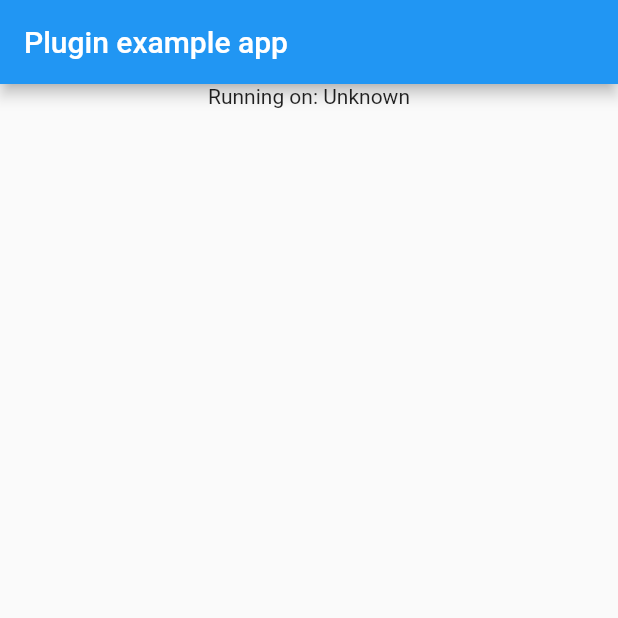
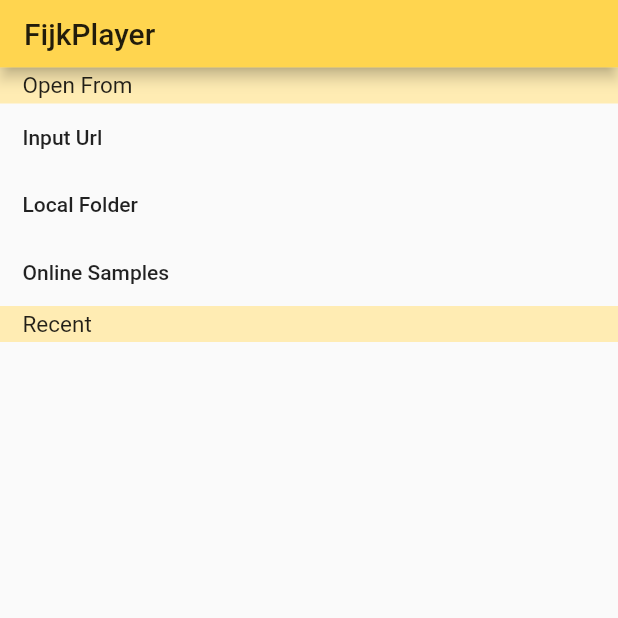
Before and after one commit to befovy/fijkplayer, a Flutter app: the screen it shows after launch, on a phone screen of 412 x 824 dp, the top half of it. Run offline on Flutter 3.47's test engine with Material 2 defaults, Android fonts, the phone set to English and light mode, and no system bars; our stand-ins replace streaming_shared_preferences.

Commit message:
iOS flutter texture, obtain pixel buffer from player add usable fijkplayer demo.

```diff
--- /dev/null
+++ b/example/lib/app_bar.dart
@@ -0,0 +1,39 @@
+import 'package:flutter/material.dart';
+
+class SettingMenu extends StatelessWidget {
+  @override
+  Widget build(BuildContext context) {
+    return IconButton(
+      // action button
+      icon: Icon(Icons.settings),
+      onPressed: () {
+        debugPrint("Click Menu Setting");
+      },
+    );
+  }
+}
+
+class FijkAppBar extends StatelessWidget implements PreferredSizeWidget {
+  FijkAppBar({Key key, @required this.title, this.actions}) : super(key: key);
+
+  final String title;
+  final List<Widget> actions;
+
+  FijkAppBar.defaultSetting({Key key, @required this.title}) : actions = null;
+  // todo settings page
+  //: actions=<Widget>[SettingMenu()];
+
+  @override
+  Widget build(BuildContext context) {
+    return PreferredSize(
+      child: AppBar(
+        title: Text(this.title),
+        actions: this.actions,
+      ),
+      preferredSize: preferredSize,
+    );
+  }
+
+  @override
+  Size get preferredSize => Size.fromHeight(45.0);
+}
--- /dev/null
+++ b/example/lib/home_page.dart
@@ -0,0 +1,97 @@
+import 'package:flutter/material.dart';
+
+import 'app_bar.dart';
+import 'input_url.dart';
+import 'recent_list.dart';
+
+class HomeItem extends StatelessWidget {
+  HomeItem({
+    @required this.onPressed,
+    @required this.text,
+  });
+
+  final String text;
+  final VoidCallback onPressed;
+
+  @override
+  Widget build(BuildContext context) {
+    return ButtonTheme(
+      height: 45,
+      child: FlatButton(
+          materialTapTargetSize: MaterialTapTargetSize.shrinkWrap,
+          padding: EdgeInsets.all(0),
+          onPressed: this.onPressed,
+          child: Container(
+            width: double.infinity,
+            padding: EdgeInsets.only(left: 15, right: 15),
+            child: Text(this.text),
+          )),
+    );
+  }
+}
+
+class HomeScreen extends StatelessWidget {
+  final RecentMediaList list = RecentMediaList();
+
+  @override
+  Widget build(BuildContext context) {
+    return Scaffold(
+      appBar: FijkAppBar.defaultSetting(
+        title: "FijkPlayer",
+      ),
+      body: Builder(
+        builder: (ctx) => Column(
+          crossAxisAlignment: CrossAxisAlignment.stretch,
+          children: <Widget>[
+            Container(
+              color: Theme.of(context).primaryColorLight,
+              padding: EdgeInsets.only(left: 15, top: 3, bottom: 3, right: 15),
+              child: Text(
+                "Open From",
+                style: TextStyle(fontSize: 15),
+              ),
+            ),
+            HomeItem(
+              onPressed: () {
+                Navigator.push(context,
+                    MaterialPageRoute(builder: (context) => InputScreen()));
+              },
+              text: "Input Url",
+            ),
+            HomeItem(
+              onPressed: () {
+                displaySnackBar(ctx);
+              },
+              text: "Local Folder",
+            ),
+            HomeItem(
+              onPressed: () {
+                Navigator.push(context,
+                    MaterialPageRoute(builder: (context) => SamplesScreen()));
+              },
+              text: "Online Samples",
+            ),
+            Container(
+              color: Theme.of(context).primaryColorLight,
+              padding: EdgeInsets.only(left: 15, top: 3, bottom: 3, right: 15),
+              child: Text(
+                "Recent",
+                style: TextStyle(fontSize: 15),
+              ),
+            ),
+            Expanded(
+              child: list,
+            ),
+          ],
+        ),
+      ),
+    );
+  }
+}
+
+void displaySnackBar(BuildContext context) {
+  Scaffold.of(context).showSnackBar(SnackBar(
+    duration: Duration(seconds: 1),
+    content: Text('Not implemented, pull request is welcome 👏👏🍺🍺'),
+  ));
+}
--- a/example/lib/main.dart
+++ b/example/lib/main.dart
@@ -1,75 +1,21 @@
-import 'dart:async';
+import 'package:flutter/material.dart';
 
-import 'package:fijkplayer/fijkplugin.dart';
-import 'package:fijkplayer/fijkplayer.dart';
-import 'package:fijkplayer/fijkview.dart';
-import 'package:flutter/material.dart';
-import 'package:flutter/services.dart';
-
+import 'home_page.dart';
 
 void main() => runApp(MyApp());
 
-class MyApp extends StatefulWidget {
-  @override
-  _MyAppState createState() => _MyAppState();
-}
-
-class _MyAppState extends State<MyApp> {
-  String _platformVersion = 'Unknown';
-
-  FijkPlayer _player;
-
-  @override
-  void initState() {
-    super.initState();
-    initPlatformState();
-  }
-
-  // Platform messages are asynchronous, so we initialize in an async method.
-  Future<void> initPlatformState() async {
-    String platformVersion;
-    // Platform messages may fail, so we use a try/catch PlatformException.
-    try {
-      platformVersion = await FijkPlugin.platformVersion;
-    } on PlatformException {
-      platformVersion = 'Failed to get platform version.';
-    }
-
-    FijkPlayer player = FijkPlayer();
-    await player.setDataSource(
-        DateSourceType.network, "http://ivi.bupt.edu.cn/hls/cctv1.m3u8");
-    await player.prepareAsync();
-    await player.start();
-    // If the widget was removed from the tree while the asynchronous platform
-    // message was in flight, we want to discard the reply rather than calling
-    // setState to update our non-existent appearance.
-    if (!mounted) return;
-
-    setState(() {
-      _platformVersion = platformVersion;
-      _player = player;
-    });
-  }
-
+class MyApp extends StatelessWidget {
   @override
   Widget build(BuildContext context) {
-    return MaterialApp(
-      home: Scaffold(
-        appBar: AppBar(
-          title: const Text('Plugin example app'),
-        ),
-        body: Center(
-            child: Column(
-          children: <Widget>[
-            Text('Running on: $_platformVersion\n'),
-            _player == null
-                ? Container(
-                    color: Color.fromRGBO(200, 200, 200, 0.5),
-                  )
-                : FijkView(_player),
-          ],
-        )),
+    return new MaterialApp(
+      theme: ThemeData(
+        primaryColor: Color(0xFFffd54f),
+        primaryColorDark: Color(0xFFffc107),
+        primaryColorLight: Color(0xFFffecb3),
+        accentColor: Color(0xFFFFC107),
+        dividerColor: Color(0xFFBDBDBD),
       ),
+      home: HomeScreen(),
     );
   }
 }
--- /dev/null
+++ b/example/lib/media_item.dart
@@ -0,0 +1,74 @@
+import 'package:flutter/material.dart';
+
+import 'video_page.dart';
+
+@immutable
+class MediaUrl {
+  const MediaUrl({@required this.url, this.title});
+
+  final String title;
+  final String url;
+
+  MediaUrl.fromJson(Map<String, dynamic> json)
+      : title = json['title'],
+        url = json['url'];
+
+  Map<String, dynamic> toJson() => {
+        'title': title,
+        'url': url,
+      };
+
+  @override
+  bool operator ==(Object other) =>
+      identical(this, other) ||
+      other is MediaUrl &&
+          runtimeType == other.runtimeType &&
+          title == other.title &&
+          url == other.url;
+
+  @override
+  int get hashCode => title.hashCode ^ url.hashCode;
+}
+
+class MediaItem extends StatelessWidget {
+  MediaItem({
+    @required this.mediaUrl,
+  });
+
+  final MediaUrl mediaUrl;
+
+  @override
+  Widget build(BuildContext context) {
+    return ButtonTheme(
+//      height: mediaUrl.title == null ? 50 : 60,
+
+      child: FlatButton(
+          materialTapTargetSize: MaterialTapTargetSize.shrinkWrap,
+          padding: EdgeInsets.all(0),
+          onPressed: () {
+            Navigator.push(
+                context,
+                MaterialPageRoute(
+                    builder: (context) => VideoScreen(url: mediaUrl.url)));
+          },
+          child: Container(
+              width: double.infinity,
+              padding:
+                  EdgeInsets.only(left: 15, right: 15, top: 10, bottom: 10),
+              child: Column(
+                crossAxisAlignment: CrossAxisAlignment.stretch,
+                children: <Widget>[
+                  if (mediaUrl.title != null)
+                    Text(
+                      mediaUrl.title,
+                      style: TextStyle(fontSize: 15),
+                    ),
+                  Text(
+                    mediaUrl.url,
+                    style: TextStyle(fontSize: 13),
+                  ),
+                ],
+              ))),
+    );
+  }
+}
--- /dev/null
+++ b/example/lib/recent_list.dart
@@ -0,0 +1,162 @@
+import 'package:flutter/material.dart';
+import 'package:streaming_shared_preferences/streaming_shared_preferences.dart';
+
+import 'app_bar.dart';
+import 'media_item.dart';
+
+const List<MediaUrl> samples = [
+  MediaUrl(
+      title: "bipbop basic master playlist",
+      url:
+          "http://devimages.apple.com.edgekey.net/streaming/examples/bipbop_4x3/bipbop_4x3_variant.m3u8"),
+  MediaUrl(
+      title: "bipbop basic 400x300 @ 232 kbps",
+      url:
+          "http://devimages.apple.com.edgekey.net/streaming/examples/bipbop_4x3/gear1/prog_index.m3u8"),
+  MediaUrl(
+      title: "bipbop basic 640x480 @ 650 kbps",
+      url:
+          "http://devimages.apple.com.edgekey.net/streaming/examples/bipbop_4x3/gear2/prog_index.m3u8"),
+  MediaUrl(
+      title: "bipbop basic 640x480 @ 1 Mbps",
+      url:
+          "http://devimages.apple.com.edgekey.net/streaming/examples/bipbop_4x3/gear3/prog_index.m3u8"),
+  MediaUrl(
+      title: "bipbop basic 960x720 @ 2 Mbps",
+      url:
+          "http://devimages.apple.com.edgekey.net/streaming/examples/bipbop_4x3/gear4/prog_index.m3u8"),
+  MediaUrl(
+      title: "bipbop basic 22.050Hz stereo @ 40 kbps",
+      url:
+          "http://devimages.apple.com.edgekey.net/streaming/examples/bipbop_4x3/gear0/prog_index.m3u8"),
+  MediaUrl(
+      title: "bipbop advanced master playlist",
+      url:
+          "http://devimages.apple.com.edgekey.net/streaming/examples/bipbop_16x9/bipbop_16x9_variant.m3u8"),
+  MediaUrl(
+      title: "bipbop advanced 416x234 @ 265 kbps",
+      url:
+          "http://devimages.apple.com.edgekey.net/streaming/examples/bipbop_16x9/gear1/prog_index.m3u8"),
+  MediaUrl(
+      title: "bipbop advanced 640x360 @ 580 kbps",
+      url:
+          "http://devimages.apple.com.edgekey.net/streaming/examples/bipbop_16x9/gear2/prog_index.m3u8"),
+  MediaUrl(
+      title: "bipbop advanced 960x540 @ 910 kbps",
+      url:
+          "http://devimages.apple.com.edgekey.net/streaming/examples/bipbop_16x9/gear3/prog_index.m3u8"),
+  MediaUrl(
+      title: "bipbop advanced 1280x720 @ 1 Mbps",
+      url:
+          "http://devimages.apple.com.edgekey.net/streaming/examples/bipbop_16x9/gear4/prog_index.m3u8"),
+  MediaUrl(
+      title: "bipbop advanced 1920x1080 @ 2 Mbps",
+      url:
+          "http://devimages.apple.com.edgekey.net/streaming/examples/bipbop_16x9/gear5/prog_index.m3u8"),
+  MediaUrl(
+      title: "bipbop advanced 22.050Hz stereo @ 40 kbps",
+      url:
+          "http://devimages.apple.com.edgekey.net/streaming/examples/bipbop_16x9/gear0/prog_index.m3u8"),
+];
+
+class SamplesScreen extends StatelessWidget {
+  @override
+  Widget build(BuildContext context) {
+    return Scaffold(
+      appBar: FijkAppBar.defaultSetting(title: "Online Samples"),
+      body: ListView.builder(
+          itemCount: samples.length,
+          itemBuilder: (BuildContext context, int index) {
+            MediaUrl mediaUrl = samples[index];
+            return MediaItem(mediaUrl: mediaUrl);
+          }),
+    );
+  }
+}
+
+class RecentMediaList extends StatefulWidget {
+  @override
+  _RecentMediaListState createState() => _RecentMediaListState();
+}
+
+class _RecentMediaListState extends State<RecentMediaList> {
+  int recentCount = 0;
+  int newestId = 0;
+  StreamingSharedPreferences prefs;
+  ScrollController _controller = ScrollController();
+
+  _RecentMediaListState() {
+    asyncSetup();
+  }
+
+  asyncSetup() async {
+    prefs = await StreamingSharedPreferences.instance;
+
+    Preference<int> counter = prefs.getInt('recent_count', defaultValue: 0);
+    counter.listen(onHistoryChanged);
+  }
+
+  onHistoryChanged(int v) {
+    int count = prefs.getInt("recent_count", defaultValue: 0).getValue();
+    int newest = prefs.getInt("recent_newest", defaultValue: 0).getValue();
+    _controller.jumpTo(0);
+    setState(() {
+      recentCount = count;
+      newestId = newest;
+    });
+  }
+
+  @override
+  Widget build(BuildContext context) {
+    return ListView.builder(
+        controller: _controller,
+        itemCount: recentCount > 20 ? 20 : recentCount,
+        itemBuilder: (BuildContext context, int index) {
+          index = ((newestId + 20) - index) % 20;
+          final key = "recentid" + index.toString();
+          MediaUrl item = prefs
+              .getCustomValue<MediaUrl>(key,
+                  defaultValue: MediaUrl(url: ""),
+                  adapter: JsonAdapter(
+                    deserializer: (value) => MediaUrl.fromJson(value),
+                  ))
+              .getValue();
+          return MediaItem(mediaUrl: item);
+        });
+  }
+}
+
+Future<void> addToHistory(MediaUrl mediaUrl) async {
+  StreamingSharedPreferences prefs = await StreamingSharedPreferences.instance;
+  int newest = prefs.getInt("recent_newest", defaultValue: 0).getValue();
+  int count = prefs.getInt("recent_count", defaultValue: 0).getValue();
+
+  if (count > 0) {
+    MediaUrl theNewest = prefs
+        .getCustomValue<MediaUrl>("recentid" + newest.toString(),
+            defaultValue: MediaUrl(url: ""),
+            adapter: JsonAdapter(
+              deserializer: (value) => MediaUrl.fromJson(value),
+            ))
+        .getValue();
+
+    if (theNewest.url != mediaUrl.url) {
+      newest = (newest + 1) % 20;
+      count += 1;
+    } else {
+      newest = -1;
+    }
+  } else {
+    count += 1;
+  }
+
+  if (newest >= 0) {
+    await prefs.setInt("recent_count", count);
+    await prefs.setInt("recent_newest", newest);
+    await prefs.setCustomValue<MediaUrl>(
+        "recentid" + newest.toString(), mediaUrl,
+        adapter: JsonAdapter(
+          deserializer: (value) => MediaUrl.fromJson(value),
+        ));
+  }
+}
--- /dev/null
+++ b/example/lib/video_page.dart
@@ -0,0 +1,48 @@
+import 'package:fijkplayer/fijkplayer.dart';
+import 'package:fijkplayer/fijkview.dart';
+import 'package:flutter/material.dart';
+
+import 'app_bar.dart';
+
+class VideoWidget extends StatefulWidget {
+  final String url;
+
+  VideoWidget({@required this.url});
+
+  @override
+  _VideoWidgetState createState() => _VideoWidgetState(url: url);
+}
+
+class _VideoWidgetState extends State<VideoWidget> {
+  final String url;
+
+  final FijkPlayer player = FijkPlayer();
+
+  _VideoWidgetState({@required this.url}) {
+    setupVideo(url);
+  }
+
+  setupVideo(String url) async {
+    await player.setDataSource(DateSourceType.network, url);
+    await player.start();
+  }
+
+  @override
+  Widget build(BuildContext context) {
+    return FijkView(this.player);
+  }
+}
+
+class VideoScreen extends StatelessWidget {
+  final String url;
+
+  VideoScreen({@required this.url});
+
+  @override
+  Widget build(BuildContext context) {
+    return Scaffold(
+      appBar: FijkAppBar.defaultSetting(title: "Video"),
+      body: VideoWidget(url: this.url),
+    );
+  }
+}
--- a/example/pubspec.yaml
+++ b/example/pubspec.yaml
@@ -3,11 +3,13 @@
 publish_to: 'none'
 
 environment:
-  sdk: ">=2.1.0 <3.0.0"
+  sdk: ">=2.2.2 <3.0.0"
 
 dependencies:
   flutter:
     sdk: flutter
+
+  streaming_shared_preferences: ^1.0.1
 
   # The following adds the Cupertino Icons font to your application.
   # Use with the CupertinoIcons class for iOS style icons.
--- a/lib/fijkplayer.dart
+++ b/lib/fijkplayer.dart
@@ -1,4 +1,8 @@
 import 'dart:async';
+
+import 'package:flutter/foundation.dart';
+import 'package:flutter/painting.dart';
+import 'package:flutter/rendering.dart';
 import 'package:flutter/services.dart';
 
 import 'fijkplugin.dart';
@@ -26,7 +30,6 @@
 ///
 /// Todo, make a picture which can show the state change
 enum FijkState {
-
   /// setDataSource  -> [INITIALIZED]
   ///
   /// reset          -> self
@@ -63,7 +66,6 @@
   /// release        -> [END]
   PREPARED,
 
-
   /// start          -> self
   ///
   /// pause          -> [PAUSED]
@@ -90,7 +92,6 @@
   /// release        -> [END]
   PAUSED,
 
-
   /// start          -> [STARTED] (from beginning)
   ///
   /// pause          -> self
@@ -111,18 +112,37 @@
   /// release        -> [END]
   STOPPED,
 
-  /// reset        -> [IDLE]
+  /// reset          -> [IDLE]
   ///
-  /// release      -> [END]
+  /// release        -> [END]
   ERROR,
 
-  /// release      -> self
+  /// release        -> self
   END
 }
 
-class FijkPlayer {
-  String dataSource;
-  DateSourceType dateSourceType;
+@immutable
+class FijkValue {
+  const FijkValue({this.width = 0, this.height = 0});
+
+  final int width;
+  final int height;
+
+  @override
+  bool operator ==(dynamic other) {
+    if (other.runtimeType != runtimeType) return false;
+
+    FijkValue typedOther = other;
+    return hashCode == typedOther.hashCode;
+  }
+
+  @override
+  int get hashCode => hashValues(width, height);
+}
+
+class FijkPlayer extends ValueNotifier<FijkValue> {
+  String _dataSource;
+  DateSourceType _dateSourceType;
 
   FijkState _fpState;
   FijkState _epState;
@@ -130,11 +150,9 @@
   MethodChannel _channel;
   StreamSubscription<dynamic> _nativeEventSubscription;
 
+  bool _startAfterSetup = false;
   bool _buffering = false;
   Duration _bufferPos = Duration();
-
-  // Duration _duration;
-  // DurationRange _bufferd;
 
   final StreamController<FijkState> _playerStateController =
       StreamController.broadcast();
@@ -145,20 +163,51 @@
   final StreamController<bool> _bufferStateController =
       StreamController.broadcast();
 
+  String get dataSource => _dataSource;
+
+  /// return the current state
   FijkState get state => _fpState;
+
+  /// retuen the current buffered position
   Duration get bufferPos => _bufferPos;
+
+  /// return true if the player is buffering
   bool get isBuffering => _buffering;
 
   Stream<FijkState> get onPlayerStateChanged => _playerStateController.stream;
+
   Stream<Duration> get onBufferPosUpdate => _bufferPosController.stream;
+
   Stream<bool> get onBufferStateUpdate => _bufferStateController.stream;
 
   final Completer<int> _nativeSetup;
 
-  FijkPlayer() : _nativeSetup = Completer() {
+  FijkPlayer()
+      : _nativeSetup = Completer(),
+        super(FijkValue()) {
     _fpState = FijkState.IDLE;
     _epState = FijkState.ERROR;
     _doNativeSetup();
+  }
+
+  Future<void> _startFromAnyState() async {
+    await _nativeSetup.future;
+
+    if (_epState == FijkState.ERROR || _epState == FijkState.STOPPED) {
+      await reset();
+    }
+    if (_epState == FijkState.IDLE) {
+      await setDataSource(_dateSourceType, _dataSource);
+    }
+    if (_epState == FijkState.INITIALIZED) {
+      await prepareAsync();
+    }
+    if (_epState == FijkState.PREPARED ||
+        _epState == FijkState.COMPLETED ||
+        _epState == FijkState.PAUSED) {
+      await start();
+    }
+    return Future.value();
   }
 
   Future<void> _doNativeSetup() async {
@@ -171,8 +220,12 @@
     _nativeEventSubscription =
         EventChannel('befovy.com/fijkplayer/event/' + _playerId.toString())
             .receiveBroadcastStream()
-            .listen(eventListener, onError: errorListener);
+            .listen(_eventListener, onError: errorListener);
     _nativeSetup.complete(_playerId);
+
+    if (_startAfterSetup) {
+      await _startFromAnyState();
+    }
   }
 
   Future<int> setupSurface() async {
@@ -185,11 +238,11 @@
     int ret = 0;
     if (_epState == FijkState.IDLE) {
       Map<String, dynamic> dataSourceDescription;
-      dateSourceType = type;
-      dataSource = path;
-      switch (dateSourceType) {
+      _dateSourceType = type;
+      _dataSource = path;
+      switch (_dateSourceType) {
         case DateSourceType.network:
-          dataSourceDescription = <String, dynamic>{'url': dataSource};
+          dataSourceDescription = <String, dynamic>{'url': _dataSource};
           break;
         case DateSourceType.asset:
           break;
@@ -257,13 +310,13 @@
 
   Future<void> release() async {
     await _nativeSetup.future;
-
+    await this.stop();
     _nativeEventSubscription.cancel();
     int pid = await _nativeSetup.future;
     return FijkPlugin.releasePlayer(pid);
   }
 
-  void eventListener(dynamic event) {
+  void _eventListener(dynamic event) {
     final Map<dynamic, dynamic> map = event;
     switch (map['event']) {
       case 'state_change':
@@ -288,6 +341,11 @@
         _bufferPos = Duration(milliseconds: head);
         _bufferPosController.add(_bufferPos);
         break;
+      case 'size_changed':
+        int width = map['width'];
+        int height = map['height'];
+        value = FijkValue(width: width, height: height);
+        break;
       default:
         break;
     }
```
Also changed, not shown: example/lib/input_url.dart (added, +61 -0 lines), lib/fijkview.dart (+38 -15 lines), example/pubspec.lock, 9 other files.
